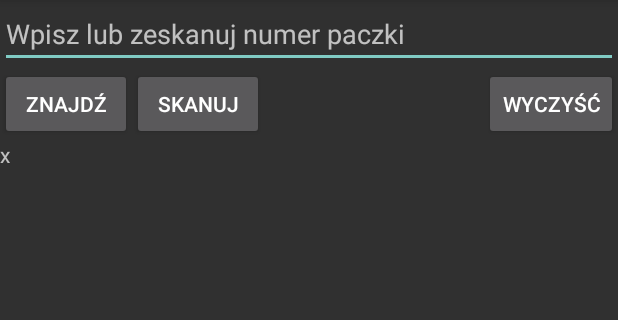
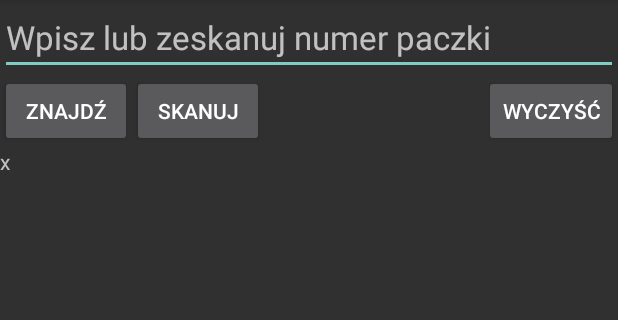
Before and after one commit to marekdef/InPost, an Android app: the screen it shows after launch (TrackingCheckActivity), on a phone screen of 412 x 824 dp, the part 84-404 px from its top. Run offline under Robolectric (Android 15) with nearby library versions, the phone set to English and light mode, and no system bars; our stand-ins replace ButterKnife, Dagger/Hilt's generated code; libraries missing offline, so code that uses them is left out: com.crashlytics.android, com.google.zxing.integration, com.nineoldandroids.animation, com.nineoldandroids.view, io.fabric.sdk and 3 more; 3 statements that could not run were skipped.

Commit message:
Added reverse linear layout to have recent on the top.

```diff
--- /dev/null
+++ b/InPost/src/main/java/net/retsat1/starlab/inpost/ReverseLinearLayout.java
@@ -0,0 +1,25 @@
+package net.retsat1.starlab.inpost;
+
+import android.content.Context;
+import android.util.AttributeSet;
+import android.view.View;
+import android.widget.LinearLayout;
+
+/**
+ * Created by marekdef on 25.05.15.
+ */
+public class ReverseLinearLayout extends LinearLayout {
+    public ReverseLinearLayout(Context context) {
+        super(context);
+    }
+
+    public ReverseLinearLayout(Context context, AttributeSet attrs) {
+        super(context, attrs);
+    }
+
+
+    @Override
+    public View getChildAt(int index) {
+        return super.getChildAt(super.getChildCount() - index - 1);
+    }
+}
--- a/InPost/src/main/res/layout/main.xml
+++ b/InPost/src/main/res/layout/main.xml
@@ -5,6 +5,7 @@
 
     <EditText
         android:id="@+id/editTextNumber"
+        style="@style/TextAppearance.AppCompat.Large"
         android:layout_width="fill_parent"
         android:layout_height="wrap_content"
         android:layout_alignParentTop="true"
@@ -68,20 +69,20 @@
     </RelativeLayout>
 
 
-    <LinearLayout
+    <net.retsat1.starlab.inpost.ReverseLinearLayout
+        android:id="@+id/resultContainer"
         android:layout_width="fill_parent"
         android:layout_height="wrap_content"
         android:layout_below="@id/buttonContainer"
-        android:orientation="vertical"
-        android:id="@+id/resultContainer"/>
+        android:orientation="vertical" />
 
 
     <ScrollView
         android:id="@+id/scrollView"
         android:layout_width="fill_parent"
         android:layout_height="fill_parent"
+        android:layout_alignParentBottom="true"
         android:layout_below="@id/resultContainer"
-        android:layout_alignParentBottom="true"
         android:descendantFocusability="afterDescendants">
 
         <TextView
```
